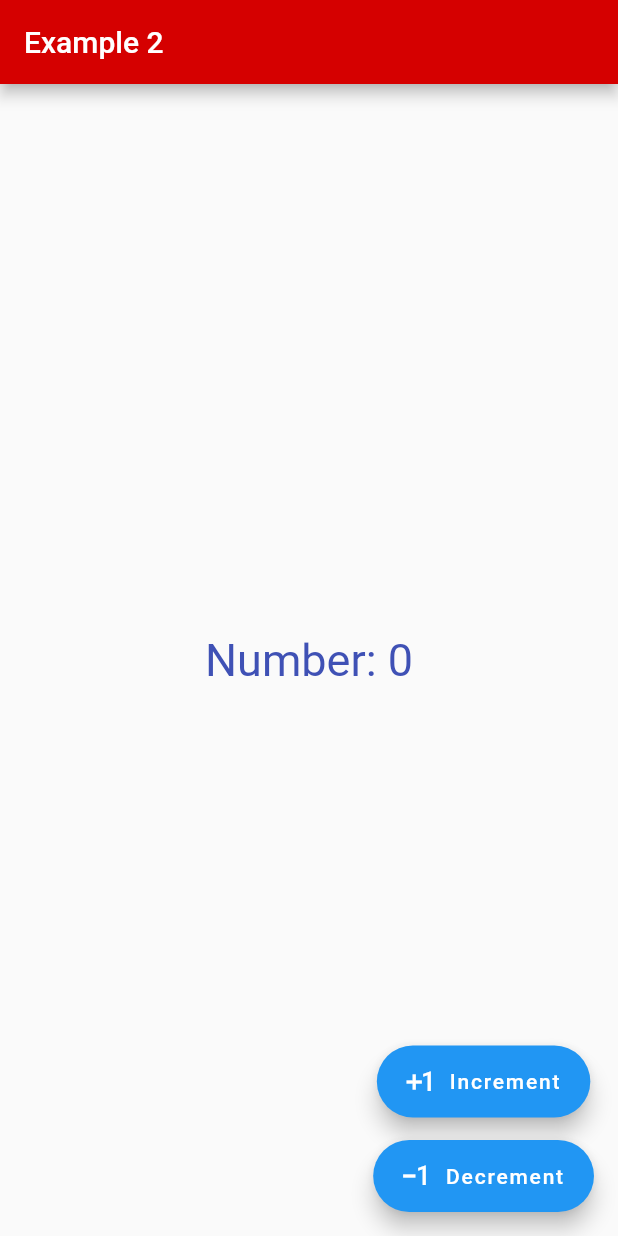
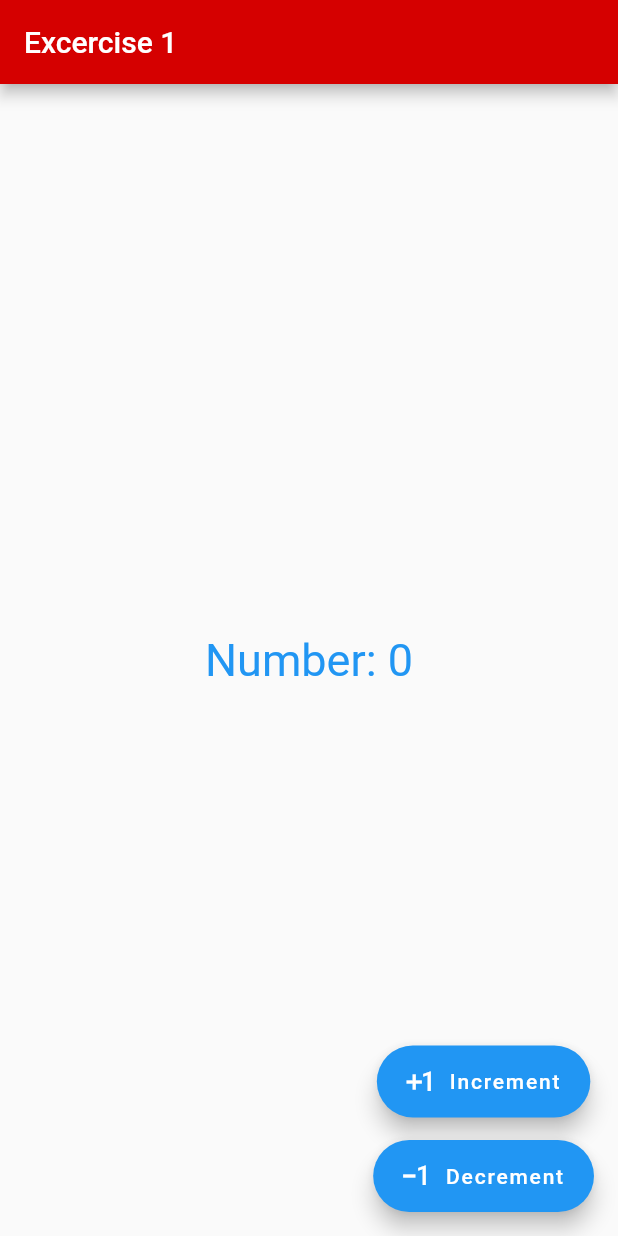
Before and after one commit to Ninja8522/Bootcamp_Flutter, a Flutter app: the screen it shows after launch, after a tap on "Increment", after a tap on "Decrement", on a phone screen of 412 x 824 dp. Run offline on Flutter 3.47's test engine with Material 2 defaults, Android fonts, the phone set to English and light mode, and no system bars.

Commit message:
Exercise of even or odd numbers

```diff
--- /dev/null
+++ b/lib/bootcamp_exercise_1/excercise_1_page.dart
@@ -0,0 +1,73 @@
+import 'package:flutter/cupertino.dart';
+import 'package:flutter/material.dart';
+
+class ExcercisePage extends StatefulWidget {
+  @override
+  _ExcercisePageState createState() => _ExcercisePageState();
+}
+
+class _ExcercisePageState extends State<ExcercisePage> {
+  int _number = 0;
+  // ignore: non_constant_identifier_names
+  bool _even_or_odd = true;
+
+  AppBar _appBar() {
+    return AppBar(title: Text("Excercise 1"));
+  }
+
+  Widget _body() {
+    return Container(
+        child: Center(
+            child: Text(
+      "Number: $_number",
+      style: _even_or_odd
+          ? TextStyle(fontSize: 30, color: Colors.blue)
+          : TextStyle(fontSize: 30, color: Colors.red),
+    )));
+  }
+
+  Widget _fabIncrement() {
+    return FloatingActionButton.extended(
+        onPressed: _incrementNumber,
+        label: Text("Increment"),
+        icon: Icon(Icons.exposure_plus_1));
+  }
+
+  Widget _fabDecrement() {
+    return FloatingActionButton.extended(
+        onPressed: _decrementNumber,
+        label: Text("Decrement"),
+        icon: Icon(Icons.exposure_minus_1));
+  }
+
+  @override
+  Widget build(BuildContext context) {
+    return Scaffold(
+      appBar: _appBar(),
+      body: _body(),
+      floatingActionButton: Column(
+          mainAxisSize: MainAxisSize.min,
+          children: [_fabIncrement(), SizedBox(height: 15), _fabDecrement()]),
+    );
+  }
+
+  void _incrementNumber() {
+    _number++;
+    if (_number % 2 == 0) {
+      _even_or_odd = true;
+    } else {
+      _even_or_odd = false;
+    }
+    setState(() {});
+  }
+
+  void _decrementNumber() {
+    _number--;
+    if (_number % 2 == 0) {
+      _even_or_odd = true;
+    } else {
+      _even_or_odd = false;
+    }
+    setState(() {});
+  }
+}
--- a/lib/main.dart
+++ b/lib/main.dart
@@ -1,5 +1,6 @@
-import 'package:com_example/example_1/example_1_page.dart';
-import 'package:com_example/example_2/example_2_page.dart';
+// import 'package:com_example/example_1/example_1_page.dart';
+// import 'package:com_example/example_2/example_2_page.dart';
+import 'package:com_example/bootcamp_exercise_1/excercise_1_page.dart';
 import 'package:flutter/material.dart';
 
 void main() {
@@ -17,6 +18,6 @@ class MyApp extends StatelessWidget {
             accentColor: Colors.pinkAccent[700],
             floatingActionButtonTheme: FloatingActionButtonThemeData(
                 backgroundColor: Theme.of(context).primaryColor)),
-        home: Example2Page());
+        home: ExcercisePage());
   }
 }
```
